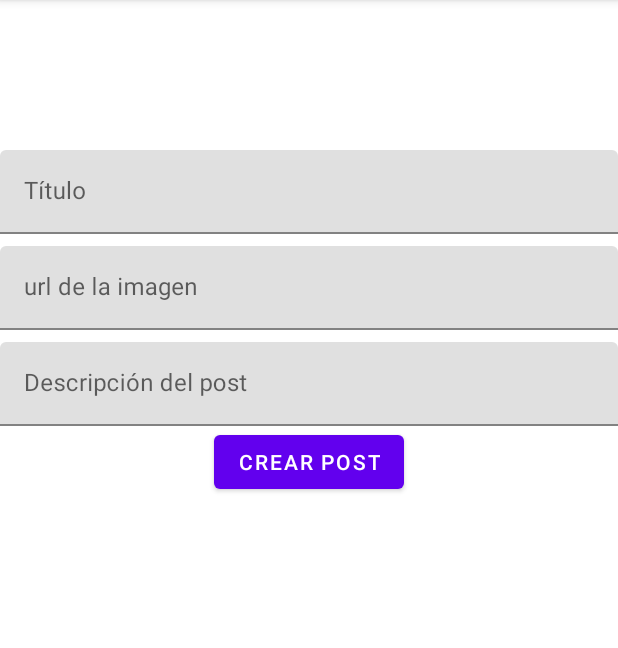
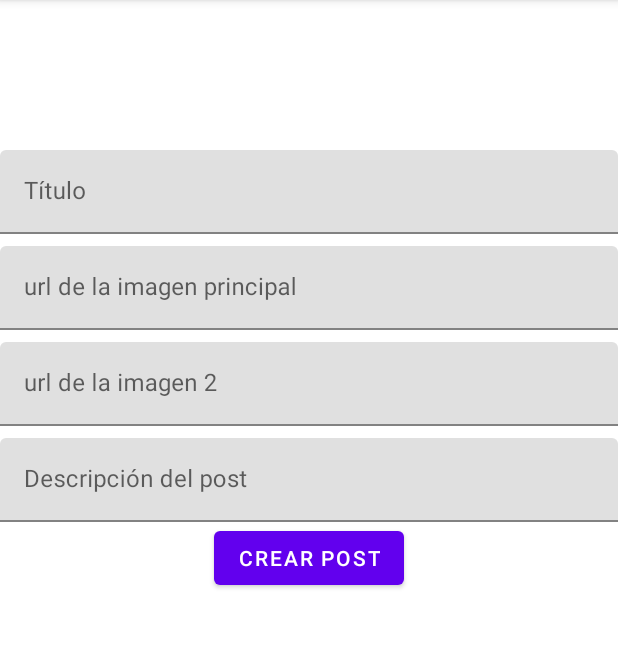
Before and after one commit to juannpmari/android-fishing-app, an Android app: the newPostFragment screen opened through its navigation route, on a phone screen of 412 x 824 dp, the part 84-732 px from its top. Run offline under Robolectric (Android 15) with nearby library versions, the phone set to English and light mode, and no system bars; our stand-ins replace Firebase (no records; nobody signed in at launch, a user with empty details on screens opened directly); pictures from the network do not load.

Commit message:
image carrousel

```diff
--- a/app/build.gradle
+++ b/app/build.gradle
@@ -62,6 +62,11 @@ dependencies {
     //Coroutines play services
     implementation("org.jetbrains.kotlinx:kotlinx-coroutines-play-services:1.1.1")
 
+    // Circle Indicator (To fix the xml preview "Missing classes" error)
+    implementation 'me.relex:circleindicator:2.1.6'
+    //Image carrousel
+    implementation 'org.imaginativeworld.whynotimagecarousel:whynotimagecarousel:2.1.0'
+
     implementation 'androidx.legacy:legacy-support-v4:1.0.0'
     implementation 'com.google.firebase:firebase-auth-ktx:21.0.4'
     testImplementation 'junit:junit:4.13.2'
--- a/app/src/main/java/com/argentinapesca/argentinapesca/data/model/Post.kt
+++ b/app/src/main/java/com/argentinapesca/argentinapesca/data/model/Post.kt
@@ -2,7 +2,7 @@ package com.argentinapesca.argentinapesca.data.model
 
 data class Post(
     val title:String="",
-    val image:String="",
+    val image:List<String> = listOf(),
     val description:String="",
     val poster:String =""
 )
--- a/app/src/main/java/com/argentinapesca/argentinapesca/data/remote/newPost/newPostDataSource.kt
+++ b/app/src/main/java/com/argentinapesca/argentinapesca/data/remote/newPost/newPostDataSource.kt
@@ -8,7 +8,7 @@ import kotlinx.coroutines.tasks.await
 
 class newPostDataSource {
 
-    suspend fun createNewPost(title: String, image: String, description: String) {
+    suspend fun createNewPost(title: String, image: List<String>, description: String) {
         val user = Firebase.auth.currentUser
         val new_post = Post(title, image, description, user?.uid.toString())
         Firebase.firestore.collection("posts").document().set(new_post)
--- a/app/src/main/java/com/argentinapesca/argentinapesca/presentation/newPost/newPostViewModel.kt
+++ b/app/src/main/java/com/argentinapesca/argentinapesca/presentation/newPost/newPostViewModel.kt
@@ -7,7 +7,7 @@ import com.argentinapesca.argentinapesca.repository.newPost.newPostRepository
 import kotlinx.coroutines.Dispatchers
 
 class newPostViewModel(private val repo: newPostRepository): ViewModel() {
-    fun createNewPost(title: String, image: String, description: String)= liveData(Dispatchers.IO){
+    fun createNewPost(title: String, image: List<String>, description: String)= liveData(Dispatchers.IO){
         emit(repo.createNewPost(title, image, description))
     }
 }
--- a/app/src/main/java/com/argentinapesca/argentinapesca/repository/newPost/newPostRepository.kt
+++ b/app/src/main/java/com/argentinapesca/argentinapesca/repository/newPost/newPostRepository.kt
@@ -1,5 +1,5 @@
 package com.argentinapesca.argentinapesca.repository.newPost
 
 interface newPostRepository {
-    suspend fun createNewPost(title: String, image: String, description: String)
+    suspend fun createNewPost(title: String, image: List<String>, description: String)
 }
--- a/app/src/main/java/com/argentinapesca/argentinapesca/repository/newPost/newPostRepositoryImpl.kt
+++ b/app/src/main/java/com/argentinapesca/argentinapesca/repository/newPost/newPostRepositoryImpl.kt
@@ -3,7 +3,7 @@ package com.argentinapesca.argentinapesca.repository.newPost
 import com.argentinapesca.argentinapesca.data.remote.newPost.newPostDataSource
 
 class newPostRepositoryImpl(private val newPostDataSource: newPostDataSource) : newPostRepository {
-    override suspend fun createNewPost(title: String, image: String, description: String) =
+    override suspend fun createNewPost(title: String, image: List<String>, description: String) =
         newPostDataSource.createNewPost(title, image, description)
 
 }
--- a/app/src/main/java/com/argentinapesca/argentinapesca/ui/newPost/newPostFragment.kt
+++ b/app/src/main/java/com/argentinapesca/argentinapesca/ui/newPost/newPostFragment.kt
@@ -9,6 +9,7 @@ import androidx.fragment.app.viewModels
 import androidx.lifecycle.Observer
 import androidx.navigation.fragment.findNavController
 import com.argentinapesca.argentinapesca.R
+import com.argentinapesca.argentinapesca.data.model.Post
 import com.argentinapesca.argentinapesca.data.remote.home.DataSource
 import com.argentinapesca.argentinapesca.data.remote.newPost.newPostDataSource
 import com.argentinapesca.argentinapesca.databinding.FragmentNewPostBinding
@@ -33,10 +34,13 @@ class newPostFragment : Fragment(R.layout.fragment_new_post) {
     override fun onViewCreated(view: View, savedInstanceState: Bundle?) {
         super.onViewCreated(view, savedInstanceState)
         val binding = FragmentNewPostBinding.bind(view)
+        val img = mutableListOf<String>()
         binding.btnCreate.setOnClickListener {
+            img.add(binding.editImage1.text.toString())
+            img.add(binding.editImage2.text.toString())
             viewModel.createNewPost(
                 binding.editTitle.text.toString(),
-                binding.editImage.text.toString(),
+                img,
                 binding.editDescription.text.toString()
             ).observe(viewLifecycleOwner, Observer {
             })
--- a/app/src/main/res/layout/fragment_new_post.xml
+++ b/app/src/main/res/layout/fragment_new_post.xml
@@ -21,12 +21,25 @@
         android:layout_width="match_parent"
         android:layout_height="wrap_content"
         android:layout_marginTop="8dp"
-        android:hint="url de la imagen">
+        android:hint="url de la imagen principal">
         <com.google.android.material.textfield.TextInputEditText
-            android:id="@+id/edit_image"
+            android:id="@+id/edit_image1"
+            android:layout_width="match_parent"
+            android:layout_height="wrap_content"
+            android:textIsSelectable="true"/>
+    </com.google.android.material.textfield.TextInputLayout>
+
+    <com.google.android.material.textfield.TextInputLayout
+        android:layout_width="match_parent"
+        android:layout_height="wrap_content"
+        android:layout_marginTop="8dp"
+        android:hint="url de la imagen 2">
+        <com.google.android.material.textfield.TextInputEditText
+            android:id="@+id/edit_image2"
             android:layout_width="match_parent"
             android:layout_height="wrap_content"/>
     </com.google.android.material.textfield.TextInputLayout>
+
 
     <com.google.android.material.textfield.TextInputLayout
         android:layout_width="match_parent"
--- a/app/src/main/res/navigation/nav_graph.xml
+++ b/app/src/main/res/navigation/nav_graph.xml
@@ -27,7 +27,7 @@
             app:argType="string" />
         <argument
             android:name="image"
-            app:argType="string" />
+            app:argType="string[]" />
         <argument
             android:name="description"
             app:argType="string" />
```
Also changed, not shown: app/src/main/java/com/argentinapesca/argentinapesca/ui/home/MainScreenFragment.kt (+13 -9 lines), app/src/main/java/com/argentinapesca/argentinapesca/ui/home/PostFragment.kt (+11 -2 lines), app/src/main/res/layout/fragment_post.xml (+9 -1 lines).
